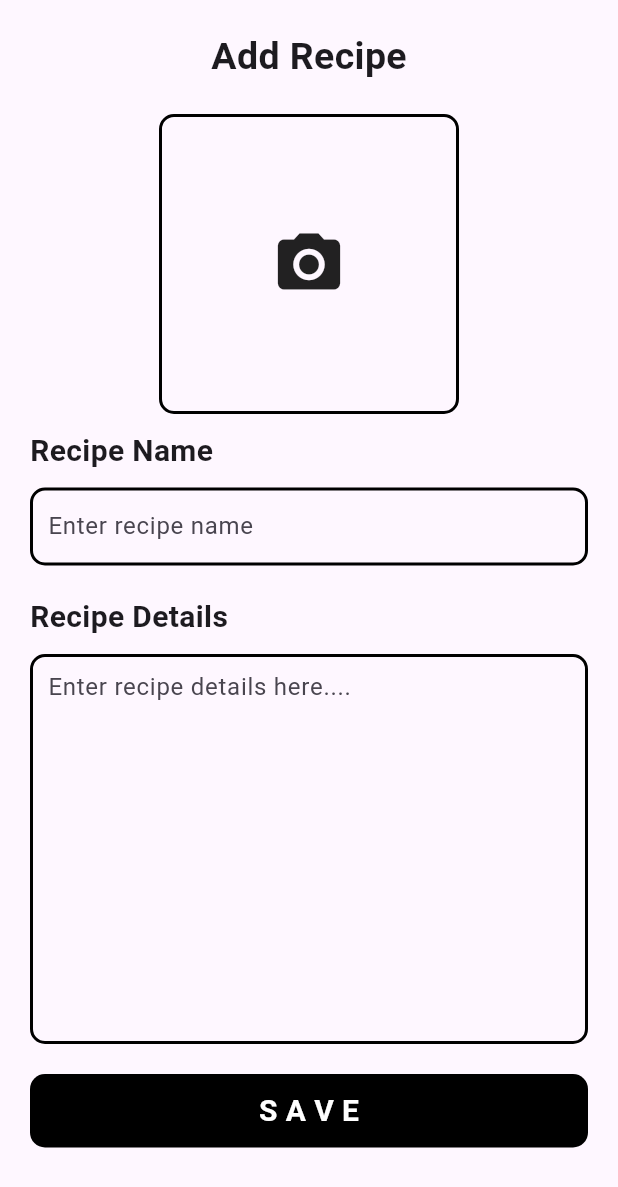
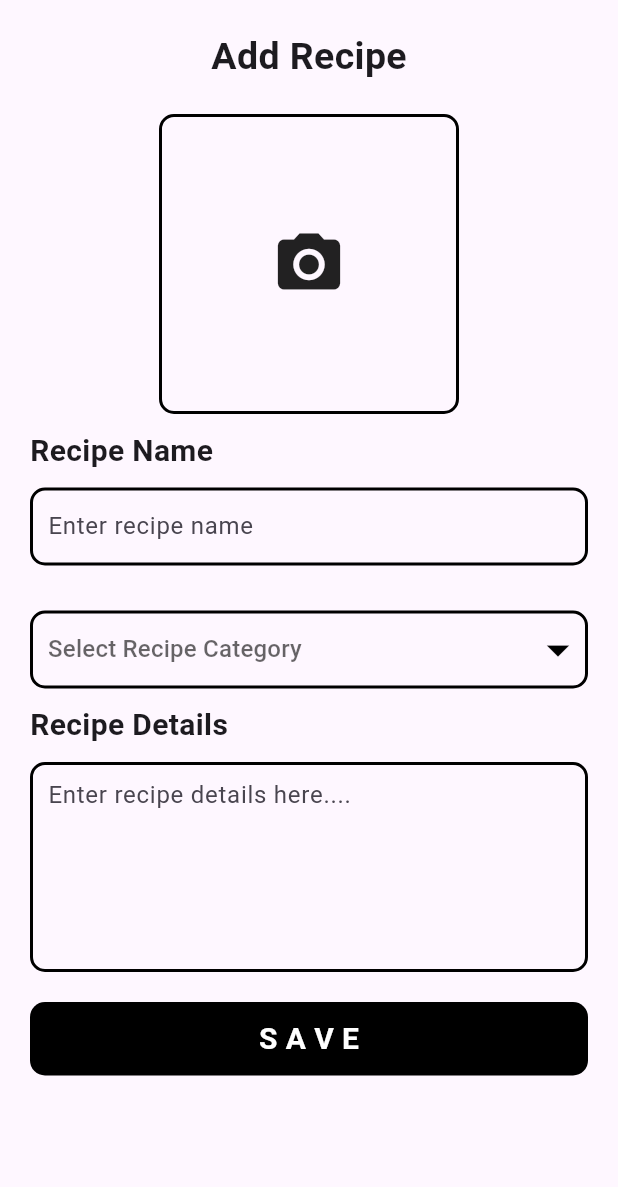
Before and after one commit to Chinokoo/recipe_app, a Flutter app: the AddRecipes screen opened directly, on a phone screen of 412 x 824 dp. Shown: the top 1187 px of the screen. Run offline on Flutter 3.47's test engine with Material 3 defaults, Android fonts, the phone set to English and light mode, and no system bars; our stand-ins replace cloud_firestore, firebase_core, firebase_storage, flutter_dotenv, fluttertoast, image_picker and 1 more; accounts and stored records are empty.

```diff
--- a/lib/main.dart
+++ b/lib/main.dart
@@ -1,8 +1,6 @@
 import 'package:flutter/material.dart';
 import 'package:flutter_dotenv/flutter_dotenv.dart';
-import 'package:recipe_app/pages/add_recipe.dart';
 import 'package:recipe_app/pages/home_page.dart';
-import 'package:recipe_app/pages/recipe.dart';
 import 'package:firebase_core/firebase_core.dart';
 
 import 'firebase_options.dart';
@@ -23,7 +21,7 @@ class MainApp extends StatelessWidget {
   Widget build(BuildContext context) {
     return const MaterialApp(
       debugShowCheckedModeBanner: false,
-      home: AddRecipes(),
+      home: HomePage(),
     );
   }
 }
--- a/lib/pages/add_recipe.dart
+++ b/lib/pages/add_recipe.dart
@@ -2,9 +2,11 @@ import 'dart:io';
 
 import 'package:firebase_storage/firebase_storage.dart';
 import 'package:flutter/material.dart';
+import 'package:fluttertoast/fluttertoast.dart';
 import 'package:image_picker/image_picker.dart';
 import 'package:random_string/random_string.dart';
 import 'package:recipe_app/components/image_card.dart';
+import 'package:recipe_app/services/firebase_database.dart';
 
 class AddRecipes extends StatefulWidget {
   const AddRecipes({super.key});
@@ -14,7 +16,21 @@ class AddRecipes extends StatefulWidget {
 }
 
 class _AddRecipesState extends State<AddRecipes> {
+  //file for selected image.
   File? selectedImage;
+  //for loading state.
+  bool isLoading = false;
+  //recipe categories
+  final List<String> recipeCategories = [
+    "Main Course",
+    "Simple",
+    "Refreshing",
+    "Dessert"
+  ];
+
+  //string for categories
+  String? value;
+
   //controllers for text fields.
   //the recipe name controller
   TextEditingController recipeNameController = TextEditingController();
@@ -36,7 +52,10 @@ class _AddRecipesState extends State<AddRecipes> {
   }
 
   //uploading image function
-  uploadImage() async {
+  uploadRecipe() async {
+    setState(() {
+      isLoading = true;
+    });
     if (selectedImage != null &&
         recipeNameController.text != "" &&
         recipeDetailsController.text != "") {
@@ -53,7 +72,25 @@ class _AddRecipesState extends State<AddRecipes> {
         "Recipe": recipeNameController.text,
         "Details": recipeDetailsController.text,
         "Image": downloadurl,
+        "Category": value
       };
+      FirebaseDatabase().Addrecipe(addrecipe).then((value) => {
+            setState(() {
+              isLoading = false;
+            }),
+            recipeNameController.clear(),
+            recipeDetailsController.clear(),
+            selectedImage = null,
+            value = null,
+          });
+      Fluttertoast.showToast(
+          msg: "The Recipe has been added Successfully!",
+          toastLength: Toast.LENGTH_LONG,
+          gravity: ToastGravity.BOTTOM,
+          timeInSecForIosWeb: 1,
+          backgroundColor: Colors.green,
+          textColor: Colors.white,
+          fontSize: 16.0);
     }
   }
 
@@ -135,6 +172,48 @@ class _AddRecipesState extends State<AddRecipes> {
                   height: 20.0,
                 ),
 
+                //sized box for spacing.
+                const SizedBox(
+                  height: 10.0,
+                ),
+
+                Container(
+                  padding: const EdgeInsets.only(left: 10.0),
+                  width: MediaQuery.of(context).size.width,
+                  decoration: BoxDecoration(
+                      border: Border.all(width: 2),
+                      borderRadius: BorderRadius.circular(10)),
+                  child: DropdownButtonHideUnderline(
+                    child: DropdownButton(
+                      items: recipeCategories
+                          .map((recipeCategory) => DropdownMenuItem(
+                                value: recipeCategory,
+                                child: Text(
+                                  recipeCategory,
+                                  style: const TextStyle(
+                                      fontSize: 18.0, color: Colors.black),
+                                ),
+                              ))
+                          .toList(),
+                      onChanged: ((value) => setState(() {
+                            this.value = value;
+                          })),
+                      hint: const Text("Select Recipe Category"),
+                      iconSize: 36,
+                      icon: const Icon(
+                        Icons.arrow_drop_down,
+                        color: Colors.black,
+                      ),
+                      value: value,
+                    ),
+                  ),
+                ),
+
+                //sized box for spacing.
+                const SizedBox(
+                  height: 10.0,
+                ),
+
                 //input header called recipe name.
                 const Text(
                   "Recipe Details",
@@ -155,7 +234,8 @@ class _AddRecipesState extends State<AddRecipes> {
                       borderRadius: BorderRadius.circular(10)),
                   child: TextField(
                     controller: recipeDetailsController,
-                    maxLines: 10,
+                    maxLines: 20,
+                    minLines: 5,
                     decoration: const InputDecoration(
                         border: InputBorder.none,
                         hintText: "Enter recipe details here...."),
@@ -166,20 +246,28 @@ class _AddRecipesState extends State<AddRecipes> {
                   height: 20.0,
                 ),
                 //save button
-                Container(
+                GestureDetector(
+                  onTap: uploadRecipe,
+                  child: Container(
                       padding: const EdgeInsets.all(10),
+                      margin: const EdgeInsets.only(bottom: 20.0),
                       decoration: BoxDecoration(
                           color: Colors.black,
                           borderRadius: BorderRadius.circular(10)),
-                    child: const Center(
-                      child: Text(
+                      child: Center(
+                        child: isLoading
+                            ? const CircularProgressIndicator(
+                                color: Colors.white,
+                              )
+                            : const Text(
                                 "S A V E",
                                 style: TextStyle(
                                     fontSize: 20.0,
                                     fontWeight: FontWeight.bold,
                                     color: Colors.white),
                               ),
-                    ))
+                      )),
+                )
               ],
             )),
       ),
--- /dev/null
+++ b/lib/services/firebase_database.dart
@@ -0,0 +1,13 @@
+import 'package:cloud_firestore/cloud_firestore.dart';
+
+class FirebaseDatabase {
+  // adding recipe to the database
+  Future Addrecipe(Map<String, dynamic> addrecipe) async {
+    return await FirebaseFirestore.instance.collection("Recipe").add(addrecipe);
+  }
+
+  //getting all the recipes from the database
+  Future<Stream<QuerySnapshot>> getAllRecipes() async {
+    return await FirebaseFirestore.instance.collection("Recipe").snapshots();
+  }
+}
--- a/pubspec.yaml
+++ b/pubspec.yaml
@@ -13,6 +13,7 @@ dependencies:
   flutter:
     sdk: flutter
   flutter_dotenv: ^5.1.0
+  fluttertoast: ^8.2.8
   image_picker: ^1.1.2
   random_string: ^2.3.1
 
@@ -25,3 +26,4 @@ flutter:
   uses-material-design: true
   assets:
     - images/
+    - .env
```
Also changed, not shown: lib/components/category_section.dart (added, +41 -0 lines), lib/pages/home_page.dart (+90 -82 lines), lib/pages/recipe.dart (+28 -16 lines), pubspec.lock, 1 other file. Lines whose indentation alone changed are shown as unchanged.
